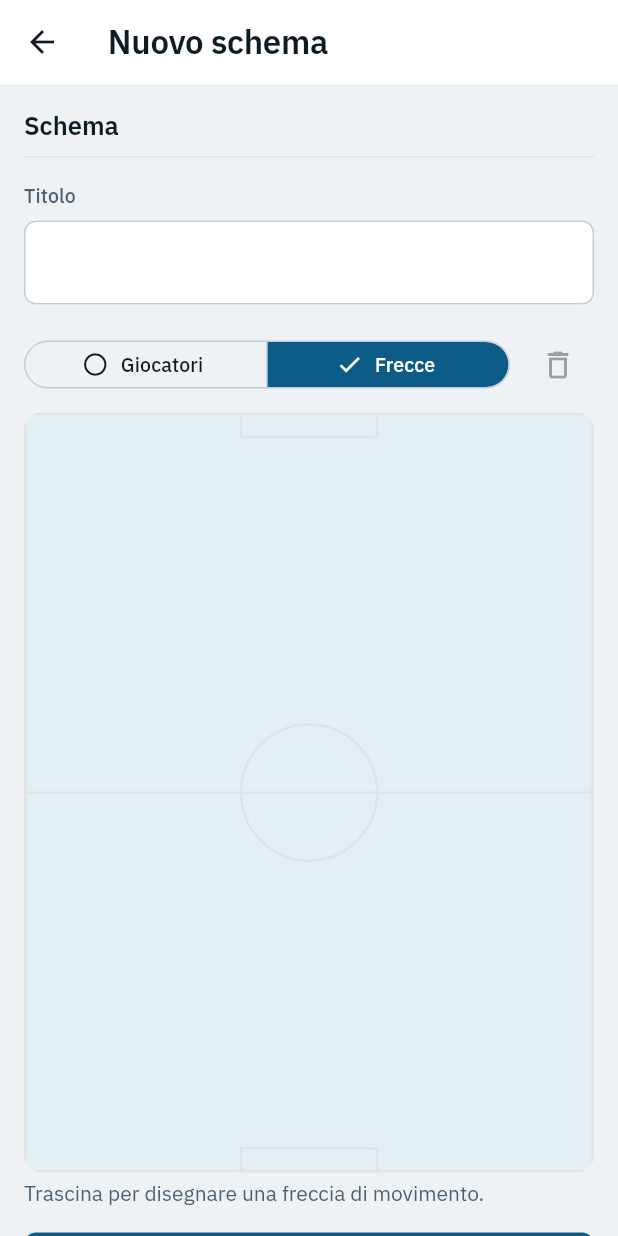
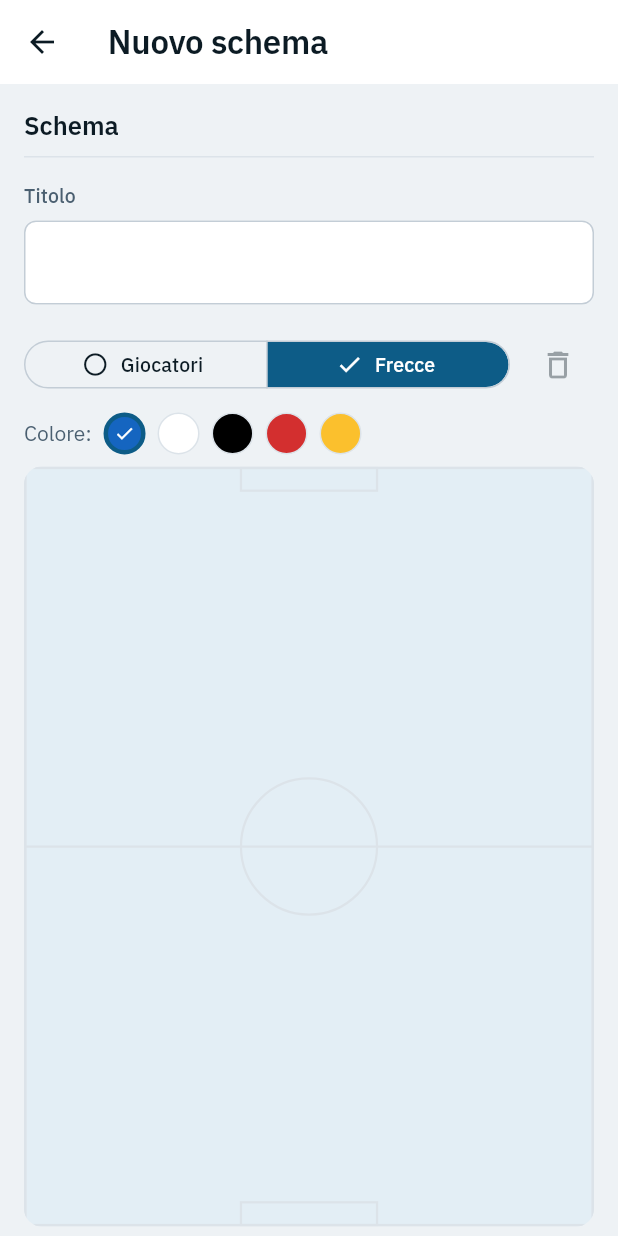
Before and after one commit to zucchi3marco-tech/coach-vasca, a Flutter app: the SchemaTatticoFormScreen screen opened directly with empty values, after a tap on "Frecce", on a phone screen of 412 x 824 dp. Run offline on Flutter 3.47's test engine with Material 3 defaults, Android fonts, the phone set to English and light mode, and no system bars; our stand-ins replace camera, connectivity_plus, drift, drift_flutter, fl_chart, flutter_dotenv and 6 more; missing offline and left inert: google_mlkit_pose_detection; accounts and stored records are empty; generated files the repository leaves out were written again.

Commit message:
Lavagna tattica: tavolozza di colori per giocatori e frecce
L'allenatore poteva gia' disegnare solo pallini di dimensione fissa e
frecce dritte/precise (nessun disegno a mano libera, sempre calcolati
da tocco/trascinamento): mancava solo poter scegliere il colore. Aggiunta
ColoreLavagna (blu/bianco/nero/rosso/giallo, tavolozza fissa "da
pennarello") con una riga di pallini selezionabili sopra il campo; ogni
nuovo giocatore/freccia prende il colore selezionato al momento e viene
salvato con lo schema (stesso campo dati jsonb, nessuna nuova migrazione).

Corretto anche un bug preesistente: "Cancella tutto" non puliva sempre
il disegno a video (shouldRepaint confrontava per riferimento una lista
mutata in place, quindi non rilevava mai il cambiamento).

Co-Authored-By: Claude Sonnet 5 <noreply@anthropic.com>
Claude-Session: https://claude.ai/code/session_012f11BWjuV61mpmBPutLPTC

```diff
--- a/lib/features/pallanuoto/domain/schema_tattico.dart
+++ b/lib/features/pallanuoto/domain/schema_tattico.dart
@@ -3,6 +3,12 @@
 /// (dipendenza da Flutter): qui, a livello di dominio, una semplice
 /// coppia di double evita quella dipendenza.
 typedef PuntoSchema = (double x, double y);
+
+/// Colore: uno tra 'blu' | 'bianco' | 'nero' | 'rosso' | 'giallo' — vedi
+/// `ColoreLavagna` in `WaterPoloTacticsBoard`, qui solo il nome (stessa
+/// ragione di [PuntoSchema]: evitare la dipendenza da Flutter).
+typedef GiocatoreSchema = ({PuntoSchema punto, String colore});
+typedef FrecciaSchema = ({PuntoSchema inizio, PuntoSchema fine, String colore});
 
 /// Uno schema tattico salvato dall'allenatore (pallanuoto): giocatori
 /// piazzati + frecce di movimento, disegnati sulla lavagna
@@ -21,7 +27,7 @@ class SchemaTattico {
   final String id;
   final String clubId;
   final String titolo;
-  final List<PuntoSchema> giocatori;
-  final List<(PuntoSchema, PuntoSchema)> frecce;
+  final List<GiocatoreSchema> giocatori;
+  final List<FrecciaSchema> frecce;
   final DateTime aggiornatoIl;
 }
--- a/lib/features/pallanuoto/presentation/schema_tattico_form_screen.dart
+++ b/lib/features/pallanuoto/presentation/schema_tattico_form_screen.dart
@@ -33,8 +33,8 @@ class _SchemaTatticoFormScreenState
   final _formKey = GlobalKey<FormState>();
   late final TextEditingController _titoloController;
 
-  late List<PuntoSchema> _giocatori;
-  late List<(PuntoSchema, PuntoSchema)> _frecce;
+  late List<GiocatoreSchema> _giocatori;
+  late List<FrecciaSchema> _frecce;
 
   bool _isSubmitting = false;
   String? _errorMessage;
@@ -56,10 +56,21 @@ class _SchemaTatticoFormScreenState
     super.dispose();
   }
 
-  void _onCambiato(List<Offset> giocatori, List<(Offset, Offset)> frecce) {
-    _giocatori = [for (final o in giocatori) (o.dx, o.dy)];
+  void _onCambiato(
+    List<GiocatoreLavagna> giocatori,
+    List<FrecciaLavagna> frecce,
+  ) {
+    _giocatori = [
+      for (final g in giocatori)
+        (punto: (g.posizione.dx, g.posizione.dy), colore: g.colore.name),
+    ];
     _frecce = [
-      for (final f in frecce) ((f.$1.dx, f.$1.dy), (f.$2.dx, f.$2.dy)),
+      for (final f in frecce)
+        (
+          inizio: (f.inizio.dx, f.inizio.dy),
+          fine: (f.fine.dx, f.fine.dy),
+          colore: f.colore.name,
+        ),
     ];
   }
 
@@ -150,11 +161,19 @@ class _SchemaTatticoFormScreenState
             const SizedBox(height: AppSpacing.s16),
             WaterPoloTacticsBoard(
               giocatoriIniziali: [
-                for (final p in _giocatori) Offset(p.$1, p.$2),
+                for (final g in _giocatori)
+                  GiocatoreLavagna(
+                    posizione: Offset(g.punto.$1, g.punto.$2),
+                    colore: ColoreLavagna.values.byName(g.colore),
+                  ),
               ],
               frecceIniziali: [
                 for (final f in _frecce)
-                  (Offset(f.$1.$1, f.$1.$2), Offset(f.$2.$1, f.$2.$2)),
+                  FrecciaLavagna(
+                    inizio: Offset(f.inizio.$1, f.inizio.$2),
+                    fine: Offset(f.fine.$1, f.fine.$2),
+                    colore: ColoreLavagna.values.byName(f.colore),
+                  ),
               ],
               onCambiato: _onCambiato,
             ),
--- a/lib/features/pallanuoto/presentation/water_polo_tactics_board.dart
+++ b/lib/features/pallanuoto/presentation/water_polo_tactics_board.dart
@@ -8,12 +8,82 @@ import '../../../theme/colori_app.dart';
 
 enum _ModalitaLavagna { giocatori, frecce }
 
+/// Colore scelto dall'allenatore per un giocatore o una freccia — una
+/// tavolozza fissa di 5 colori "da pennarello", non i colori del tema:
+/// qui è l'inchiostro scelto da chi disegna, non un token semantico
+/// dell'app (per questo sono valori letterali, non `context.colori`).
+enum ColoreLavagna {
+  blu,
+  bianco,
+  nero,
+  rosso,
+  giallo;
+
+  Color get colore => switch (this) {
+    ColoreLavagna.blu => const Color(0xFF1565C0),
+    ColoreLavagna.bianco => const Color(0xFFFFFFFF),
+    ColoreLavagna.nero => const Color(0xFF000000),
+    ColoreLavagna.rosso => const Color(0xFFD32F2F),
+    ColoreLavagna.giallo => const Color(0xFFFBC02D),
+  };
+
+  /// Testo/contorno leggibile sopra [colore]: nero sulle tinte chiare
+  /// (bianco, giallo), bianco su quelle scure.
+  Color get controcolore => switch (this) {
+    ColoreLavagna.bianco || ColoreLavagna.giallo => const Color(0xFF000000),
+    ColoreLavagna.blu ||
+    ColoreLavagna.nero ||
+    ColoreLavagna.rosso => const Color(0xFFFFFFFF),
+  };
+
+  String get nome => switch (this) {
+    ColoreLavagna.blu => 'Blu',
+    ColoreLavagna.bianco => 'Bianco',
+    ColoreLavagna.nero => 'Nero',
+    ColoreLavagna.rosso => 'Rosso',
+    ColoreLavagna.giallo => 'Giallo',
+  };
+}
+
+/// Un giocatore piazzato sulla lavagna: posizione frazionaria (0-1 su
+/// entrambi gli assi, così resta corretta a qualunque dimensione della
+/// card) e colore del pallino.
+class GiocatoreLavagna {
+  const GiocatoreLavagna({required this.posizione, required this.colore});
+
+  final Offset posizione;
+  final ColoreLavagna colore;
+
+  GiocatoreLavagna spostato(Offset nuovaPosizione) =>
+      GiocatoreLavagna(posizione: nuovaPosizione, colore: colore);
+}
+
+/// Una freccia di movimento disegnata sulla lavagna: inizio/fine
+/// frazionari e colore del tratto.
+class FrecciaLavagna {
+  const FrecciaLavagna({
+    required this.inizio,
+    required this.fine,
+    required this.colore,
+  });
+
+  final Offset inizio;
+  final Offset fine;
+  final ColoreLavagna colore;
+}
+
 /// Lavagna tattica per pallanuoto: campo disegnato (stesso stile
 /// grafico di `CampoTiro`, DESIGN.md sezione 9 — il tocco è l'input,
 /// non c'è un form), con due modalità:
-/// - **Giocatori**: tocca per piazzare un pallino numerato, trascinalo
-///   per spostarlo, doppio tocco per rimuoverlo;
-/// - **Frecce**: trascina per disegnare una freccia di movimento.
+/// - **Giocatori**: tocca per piazzare un pallino numerato (sempre
+///   della stessa dimensione), trascinalo per spostarlo, doppio tocco
+///   per rimuoverlo;
+/// - **Frecce**: trascina per disegnare una freccia di movimento
+///   (tratto dritto e punta calcolati, non un segno a mano libera: ogni
+///   freccia è sempre uguale e precisa).
+///
+/// Entrambi si disegnano nel colore scelto dalla tavolozza sopra il
+/// campo (blu/bianco/nero/rosso/giallo).
 ///
 /// Con [modificabile] a `false` (schema salvato, sfogliato da un
 /// atleta) il campo mostra solo `giocatoriIniziali`/`frecceIniziali`,
@@ -30,10 +100,13 @@ class WaterPoloTacticsBoard extends StatefulWidget {
     super.key,
   });
 
-  final List<Offset> giocatoriIniziali;
-  final List<(Offset, Offset)> frecceIniziali;
+  final List<GiocatoreLavagna> giocatoriIniziali;
+  final List<FrecciaLavagna> frecceIniziali;
   final bool modificabile;
-  final void Function(List<Offset> giocatori, List<(Offset, Offset)> frecce)?
+  final void Function(
+    List<GiocatoreLavagna> giocatori,
+    List<FrecciaLavagna> frecce,
+  )?
   onCambiato;
 
   @override
@@ -42,11 +115,12 @@ class WaterPoloTacticsBoard extends StatefulWidget {
 
 class _WaterPoloTacticsBoardState extends State<WaterPoloTacticsBoard> {
   _ModalitaLavagna _modalita = _ModalitaLavagna.giocatori;
+  ColoreLavagna _coloreSelezionato = ColoreLavagna.blu;
 
-  /// Posizioni frazionarie (0-1 su entrambi gli assi) dei giocatori
-  /// piazzati, così restano corrette a qualunque dimensione della card.
-  late final List<Offset> _giocatori = List.of(widget.giocatoriIniziali);
-  late final List<(Offset, Offset)> _frecce = List.of(widget.frecceIniziali);
+  late final List<GiocatoreLavagna> _giocatori = List.of(
+    widget.giocatoriIniziali,
+  );
+  late final List<FrecciaLavagna> _frecce = List.of(widget.frecceIniziali);
 
   Offset? _freccitaInizio;
   Offset? _freccitaAnteprima;
@@ -104,6 +178,25 @@ class _WaterPoloTacticsBoardState extends State<WaterPoloTacticsBoard> {
             ],
           ),
           const SizedBox(height: AppSpacing.s8),
+          Wrap(
+            crossAxisAlignment: WrapCrossAlignment.center,
+            spacing: AppSpacing.s8,
+            children: [
+              Text(
+                'Colore:',
+                style: AppTypography.piccolo.copyWith(
+                  color: colori.testoSecondario,
+                ),
+              ),
+              for (final c in ColoreLavagna.values)
+                _SwatchColore(
+                  colore: c,
+                  selezionato: c == _coloreSelezionato,
+                  onTap: () => setState(() => _coloreSelezionato = c),
+                ),
+            ],
+          ),
+          const SizedBox(height: AppSpacing.s8),
         ],
         AspectRatio(
           aspectRatio: 3 / 4,
@@ -126,7 +219,12 @@ class _WaterPoloTacticsBoardState extends State<WaterPoloTacticsBoard> {
                       ? null
                       : (d) {
                           setState(
-                            () => _giocatori.add(relativa(d.localPosition)),
+                            () => _giocatori.add(
+                              GiocatoreLavagna(
+                                posizione: relativa(d.localPosition),
+                                colore: _coloreSelezionato,
+                              ),
+                            ),
                           );
                           _notifica();
                         },
@@ -156,7 +254,13 @@ class _WaterPoloTacticsBoardState extends State<WaterPoloTacticsBoard> {
                             if (inizio != null &&
                                 fine != null &&
                                 (inizio - fine).distance > 0.02) {
-                              _frecce.add((inizio, fine));
+                              _frecce.add(
+                                FrecciaLavagna(
+                                  inizio: inizio,
+                                  fine: fine,
+                                  colore: _coloreSelezionato,
+                                ),
+                              );
                             }
                             _freccitaInizio = null;
                             _freccitaAnteprima = null;
@@ -178,14 +282,18 @@ class _WaterPoloTacticsBoardState extends State<WaterPoloTacticsBoard> {
                               anteprimaFreccia:
                                   _freccitaInizio != null &&
                                       _freccitaAnteprima != null
-                                  ? (_freccitaInizio!, _freccitaAnteprima!)
+                                  ? FrecciaLavagna(
+                                      inizio: _freccitaInizio!,
+                                      fine: _freccitaAnteprima!,
+                                      colore: _coloreSelezionato,
+                                    )
                                   : null,
                             ),
                           ),
                         ),
                         for (var i = 0; i < _giocatori.length; i++)
                           _TokenGiocatore(
-                            posizione: _giocatori[i],
+                            giocatore: _giocatori[i],
                             numero: i + 1,
                             larghezza: larghezza,
                             altezza: altezza,
@@ -193,7 +301,11 @@ class _WaterPoloTacticsBoardState extends State<WaterPoloTacticsBoard> {
                                 widget.modificabile &&
                                 _modalita == _ModalitaLavagna.giocatori,
                             onSposta: (nuova) {
-                              setState(() => _giocatori[i] = nuova);
+                              setState(
+                                () => _giocatori[i] = _giocatori[i].spostato(
+                                  nuova,
+                                ),
+                              );
                               _notifica();
                             },
                             onRimuovi: () {
@@ -226,9 +338,50 @@ class _WaterPoloTacticsBoardState extends State<WaterPoloTacticsBoard> {
   }
 }
 
+class _SwatchColore extends StatelessWidget {
+  const _SwatchColore({
+    required this.colore,
+    required this.selezionato,
+    required this.onTap,
+  });
+
+  final ColoreLavagna colore;
+  final bool selezionato;
+  final VoidCallback onTap;
+
+  static const _diametro = 28.0;
+
+  @override
+  Widget build(BuildContext context) {
+    final coloriApp = context.colori;
+    return Tooltip(
+      message: colore.nome,
+      child: GestureDetector(
+        onTap: onTap,
+        child: Container(
+          width: _diametro,
+          height: _diametro,
+          alignment: Alignment.center,
+          decoration: BoxDecoration(
+            color: colore.colore,
+            shape: BoxShape.circle,
+            border: Border.all(
+              color: selezionato ? coloriApp.azione : coloriApp.linea,
+              width: selezionato ? 3 : 1,
+            ),
+          ),
+          child: selezionato
+              ? Icon(Icons.check, size: 14, color: colore.controcolore)
+              : null,
+        ),
+      ),
+    );
+  }
+}
+
 class _TokenGiocatore extends StatelessWidget {
   const _TokenGiocatore({
-    required this.posizione,
+    required this.giocatore,
     required this.numero,
     required this.larghezza,
     required this.altezza,
@@ -237,7 +390,7 @@ class _TokenGiocatore extends StatelessWidget {
     required this.onRimuovi,
   });
 
-  final Offset posizione;
+  final GiocatoreLavagna giocatore;
   final int numero;
   final double larghezza;
   final double altezza;
@@ -254,6 +407,7 @@ class _TokenGiocatore extends StatelessWidget {
   @override
   Widget build(BuildContext context) {
     final colori = context.colori;
+    final posizione = giocatore.posizione;
     return Positioned(
       left: posizione.dx * larghezza - _diametro / 2,
       top: posizione.dy * altezza - _diametro / 2,
@@ -276,14 +430,14 @@ class _TokenGiocatore extends StatelessWidget {
             height: _diametro,
             alignment: Alignment.center,
             decoration: BoxDecoration(
-              color: colori.azione,
+              color: giocatore.colore.colore,
               shape: BoxShape.circle,
               border: Border.all(color: colori.superficie, width: 2),
             ),
             child: Text(
               '$numero',
               style: AppTypography.piccolo.copyWith(
-                color: colori.azioneInk,
+                color: giocatore.colore.controcolore,
                 fontWeight: FontWeight.w700,
               ),
             ),
@@ -302,8 +456,8 @@ class _CampoCompletoPainter extends CustomPainter {
   });
 
   final ColoriApp colori;
-  final List<(Offset, Offset)> frecce;
-  final (Offset, Offset)? anteprimaFreccia;
+  final List<FrecciaLavagna> frecce;
+  final FrecciaLavagna? anteprimaFreccia;
 
   @override
   void paint(Canvas canvas, Size size) {
@@ -347,31 +501,33 @@ class _CampoCompletoPainter extends CustomPainter {
     );
     canvas.drawCircle(Offset(centroX, centroY), size.width * 0.12, trattoCampo);
 
-    final trattoFreccia = Paint()
-      ..color = colori.azione
-      ..strokeWidth = 2.5
-      ..style = PaintingStyle.stroke
-      ..strokeCap = StrokeCap.round;
-    for (final (inizio, fine) in frecce) {
+    for (final f in frecce) {
+      final trattoFreccia = Paint()
+        ..color = f.colore.colore
+        ..strokeWidth = 2.5
+        ..style = PaintingStyle.stroke
+        ..strokeCap = StrokeCap.round;
       _disegnaFreccia(
         canvas,
-        Offset(inizio.dx * size.width, inizio.dy * size.height),
-        Offset(fine.dx * size.width, fine.dy * size.height),
+        Offset(f.inizio.dx * size.width, f.inizio.dy * size.height),
+        Offset(f.fine.dx * size.width, f.fine.dy * size.height),
         trattoFreccia,
       );
     }
     final anteprima = anteprimaFreccia;
     if (anteprima != null) {
-      final (inizio, fine) = anteprima;
       final trattoAnteprima = Paint()
-        ..color = colori.azione.withValues(alpha: 0.5)
+        ..color = anteprima.colore.colore.withValues(alpha: 0.5)
         ..strokeWidth = 2.5
         ..style = PaintingStyle.stroke
         ..strokeCap = StrokeCap.round;
       _disegnaFreccia(
         canvas,
-        Offset(inizio.dx * size.width, inizio.dy * size.height),
-        Offset(fine.dx * size.width, fine.dy * size.height),
+        Offset(
+          anteprima.inizio.dx * size.width,
+          anteprima.inizio.dy * size.height,
+        ),
+        Offset(anteprima.fine.dx * size.width, anteprima.fine.dy * size.height),
         trattoAnteprima,
       );
     }
@@ -400,9 +556,11 @@ class _CampoCompletoPainter extends CustomPainter {
     canvas.drawLine(a, p2, tratto);
   }
 
+  // Sempre true: la lista frecce e' lo stesso oggetto mutato in place tra
+  // una build e l'altra (mai riassegnato), quindi un confronto per
+  // identita' qui sarebbe sempre "invariato" anche quando il contenuto
+  // e' cambiato (es. dopo "Cancella tutto") — il campo e' comunque
+  // leggero da ridisegnare.
   @override
-  bool shouldRepaint(covariant _CampoCompletoPainter oldDelegate) =>
-      oldDelegate.colori != colori ||
-      oldDelegate.frecce != frecce ||
-      oldDelegate.anteprimaFreccia != anteprimaFreccia;
+  bool shouldRepaint(covariant _CampoCompletoPainter oldDelegate) => true;
 }
```
Also changed, not shown: lib/features/pallanuoto/data/schemi_tattici_repository.dart (+31 -16 lines), lib/features/pallanuoto/presentation/schema_tattico_viewer_screen.dart (+10 -2 lines), 2 other files.
